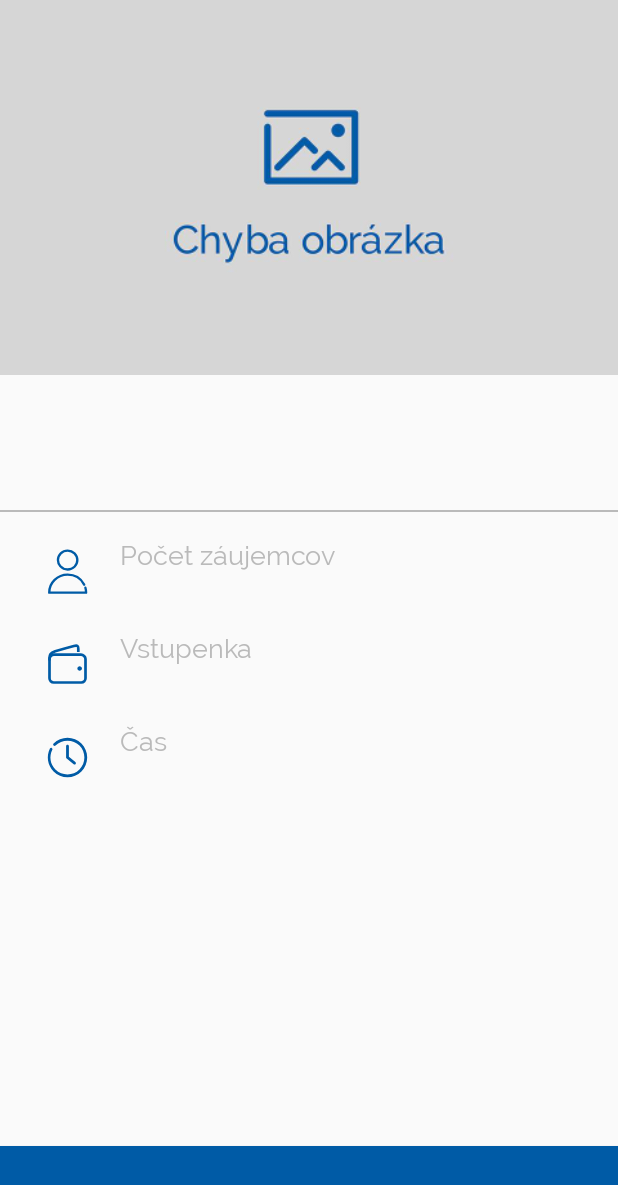
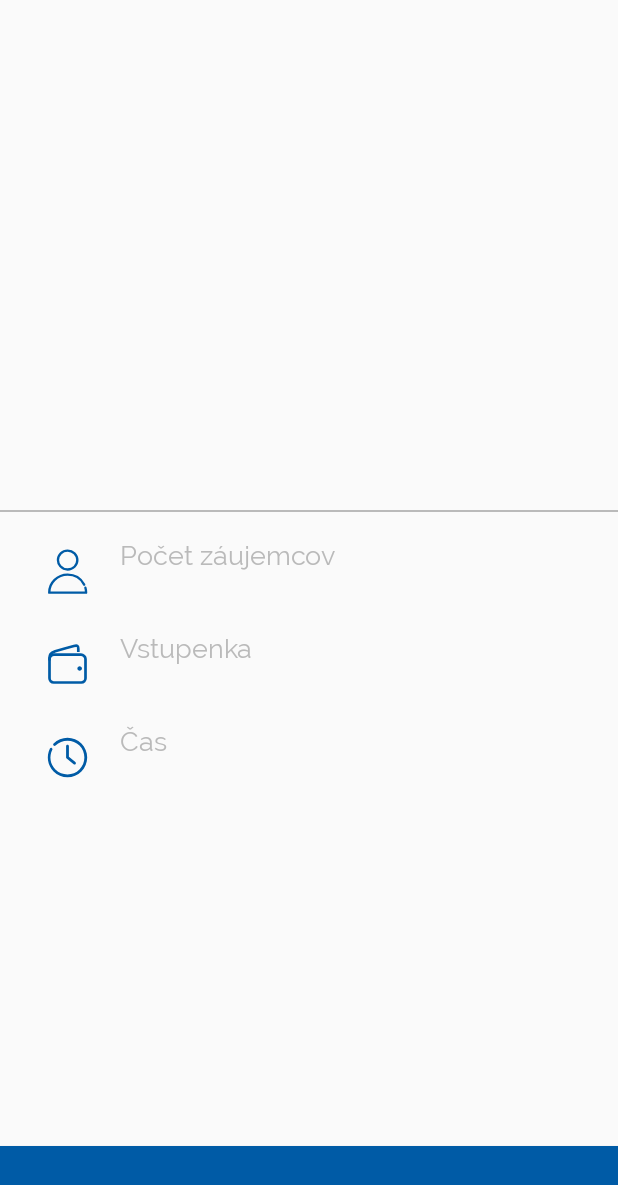
Before and after one commit to matebence/Udalosti-Android, an Android app: the Podrobnosti screen opened directly, with no data from a screen before it, on a phone screen of 412 x 824 dp. Shown: the top 1185 px of the screen. Run offline under Robolectric (Android 15) with nearby library versions, the phone set to English and light mode, and no system bars.

Commit message:
odstranenie predvolenych udajov z xml suborov

```diff
--- a/app/src/main/res/layout/activity_podrobnosti.xml
+++ b/app/src/main/res/layout/activity_podrobnosti.xml
@@ -28,7 +28,6 @@
             android:adjustViewBounds="true"
             android:scaleType="centerCrop"
 
-            android:src="@drawable/obrazok_nenajdeni"
             android:contentDescription="@string/podrobnosti_popis_obrazka_aktualnej_udalosti"/>
 
         <ProgressBar
```
